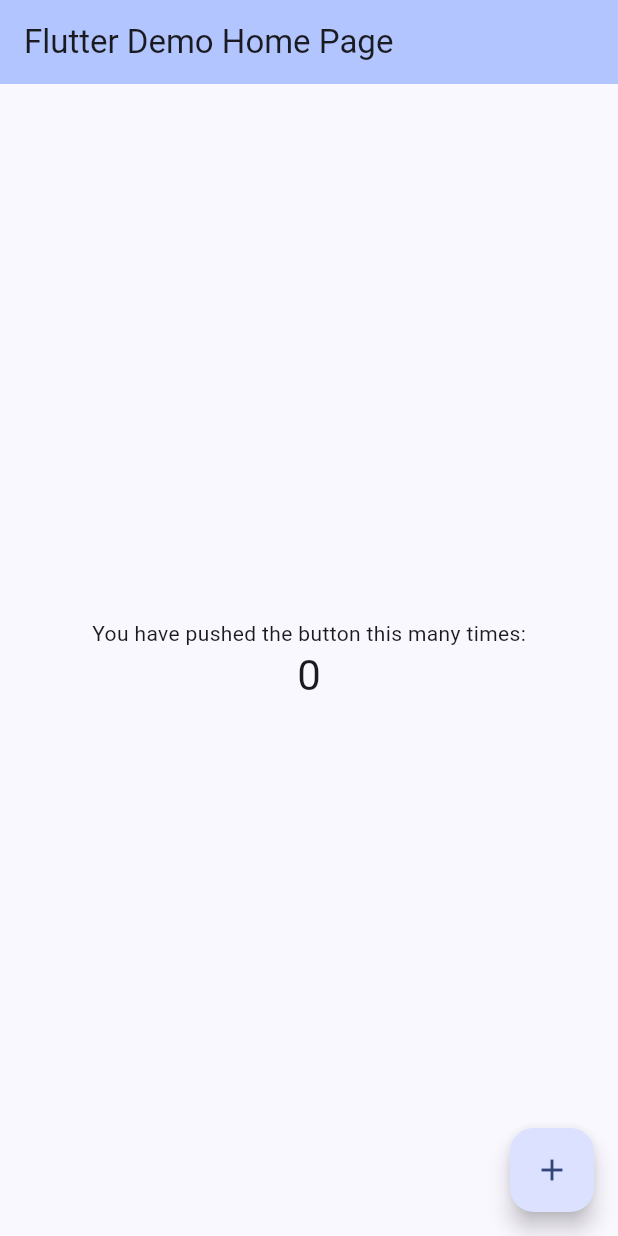
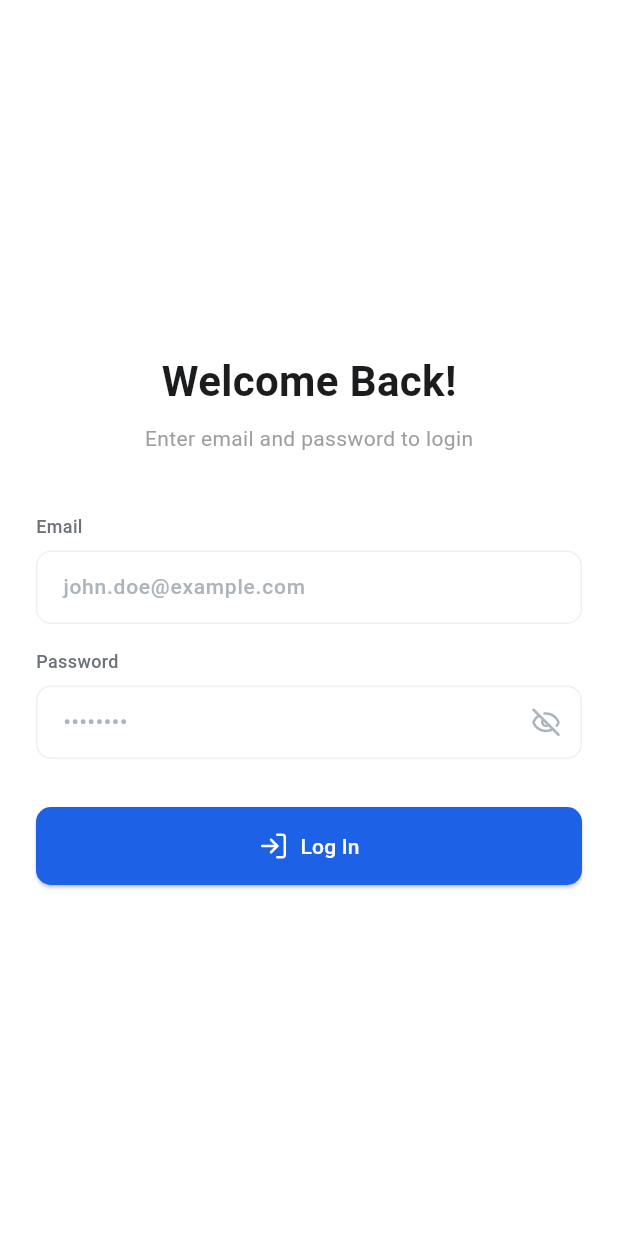
Before and after one commit to aliyansajid/rotorsync-admin, a Flutter app: the screen it shows after launch, on a phone screen of 412 x 824 dp. Run offline on Flutter 3.47's test engine with Material 3 defaults, Android fonts, the phone set to English and light mode, and no system bars; our stand-ins replace firebase_auth, firebase_core, lucide_icons; accounts and stored records are empty.

Commit message:
Implement login functionality with Firebase Authentication

```diff
--- /dev/null
+++ b/client/lib/constants/colors.dart
@@ -0,0 +1,22 @@
+import 'package:flutter/material.dart';
+
+class AppColors {
+  // Primary Colors
+  static const Color primary = Color(0xFF1D61E7);
+  static const Color secondary = Color(0xFF1A1C1E);
+  static const Color text = Color(0xFF9E9E9E);
+  static const Color accent = Color(0xFFE3ECFC);
+
+  // Neutral Colors
+  static const Color black = Color(0xFF1A1C1E);
+  static const Color white = Color(0xFFFFFFFF);
+  static const Color red = Color(0xFFF44336);
+  static const Color green = Color(0xFF4CAF50);
+  static const Color grey = Color(0xFF9E9E9E);
+  static const Color coolGrey = Color(0xFFACB5BB);
+  static const Color slateGrey = Color(0xFF6C7278);
+  static const Color offWhite = Color(0xFFEDF1F3);
+
+  // Background Colors
+  static const Color background = Color(0xFFF5F5F5);
+}
--- /dev/null
+++ b/client/lib/controllers/login_controller.dart
@@ -0,0 +1,19 @@
+import 'package:firebase_auth/firebase_auth.dart';
+
+class LoginController {
+  final FirebaseAuth _auth = FirebaseAuth.instance;
+
+  Future<void> login(String email, String password) async {
+    try {
+      await _auth.signInWithEmailAndPassword(email: email, password: password);
+    } on FirebaseAuthException catch (e) {
+      if (e.code == 'user-not-found' ||
+          e.code == 'wrong-password' ||
+          e.code == 'invalid-credential') {
+        throw "Invalid email or password";
+      } else {
+        throw "An error occurred. Please try again.";
+      }
+    }
+  }
+}
--- a/client/lib/main.dart
+++ b/client/lib/main.dart
@@ -1,7 +1,9 @@
 import 'package:flutter/material.dart';
+import './constants/colors.dart';
 import './config/firebase_config.dart';
 import 'package:firebase_core/firebase_core.dart';
 import 'package:flutter/foundation.dart';
+import 'screens/login_screen.dart';
 
 void main() async {
   WidgetsFlutterBinding.ensureInitialized();
@@ -18,98 +20,15 @@ class MyApp extends StatelessWidget {
       title: 'Admin',
       debugShowCheckedModeBanner: false,
       theme: ThemeData(
-        colorScheme: ColorScheme.fromSeed(seedColor: Color(0xFF1D61E7)),
+        colorScheme: ColorScheme.fromSeed(seedColor: AppColors.primary),
         useMaterial3: true,
+        textSelectionTheme: TextSelectionThemeData(
+          cursorColor: AppColors.primary,
+          selectionColor: AppColors.primary.withOpacity(0.5),
+          selectionHandleColor: AppColors.primary,
+        ),
       ),
-      home: const MyHomePage(title: 'Flutter Demo Home Page'),
+      home: const LoginScreen(),
     );
   }
 }
-
-class MyHomePage extends StatefulWidget {
-  const MyHomePage({super.key, required this.title});
-
-  // This widget is the home page of your application. It is stateful, meaning
-  // that it has a State object (defined below) that contains fields that affect
-  // how it looks.
-
-  // This class is the configuration for the state. It holds the values (in this
-  // case the title) provided by the parent (in this case the App widget) and
-  // used by the build method of the State. Fields in a Widget subclass are
-  // always marked "final".
-
-  final String title;
-
-  @override
-  State<MyHomePage> createState() => _MyHomePageState();
-}
-
-class _MyHomePageState extends State<MyHomePage> {
-  int _counter = 0;
-
-  void _incrementCounter() {
-    setState(() {
-      // This call to setState tells the Flutter framework that something has
-      // changed in this State, which causes it to rerun the build method below
-      // so that the display can reflect the updated values. If we changed
-      // _counter without calling setState(), then the build method would not be
-      // called again, and so nothing would appear to happen.
-      _counter++;
-    });
-  }
-
-  @override
-  Widget build(BuildContext context) {
-    // This method is rerun every time setState is called, for instance as done
-    // by the _incrementCounter method above.
-    //
-    // The Flutter framework has been optimized to make rerunning build methods
-    // fast, so that you can just rebuild anything that needs updating rather
-    // than having to individually change instances of widgets.
-    return Scaffold(
-      appBar: AppBar(
-        // TRY THIS: Try changing the color here to a specific color (to
-        // Colors.amber, perhaps?) and trigger a hot reload to see the AppBar
-        // change color while the other colors stay the same.
-        backgroundColor: Theme.of(context).colorScheme.inversePrimary,
-        // Here we take the value from the MyHomePage object that was created by
-        // the App.build method, and use it to set our appbar title.
-        title: Text(widget.title),
-      ),
-      body: Center(
-        // Center is a layout widget. It takes a single child and positions it
-        // in the middle of the parent.
-        child: Column(
-          // Column is also a layout widget. It takes a list of children and
-          // arranges them vertically. By default, it sizes itself to fit its
-          // children horizontally, and tries to be as tall as its parent.
-          //
-          // Column has various properties to control how it sizes itself and
-          // how it positions its children. Here we use mainAxisAlignment to
-          // center the children vertically; the main axis here is the vertical
-          // axis because Columns are vertical (the cross axis would be
-          // horizontal).
-          //
-          // TRY THIS: Invoke "debug painting" (choose the "Toggle Debug Paint"
-          // action in the IDE, or press "p" in the console), to see the
-          // wireframe for each widget.
-          mainAxisAlignment: MainAxisAlignment.center,
-          children: <Widget>[
-            const Text(
-              'You have pushed the button this many times:',
-            ),
-            Text(
-              '$_counter',
-              style: Theme.of(context).textTheme.headlineMedium,
-            ),
-          ],
-        ),
-      ),
-      floatingActionButton: FloatingActionButton(
-        onPressed: _incrementCounter,
-        tooltip: 'Increment',
-        child: const Icon(Icons.add),
-      ), // This trailing comma makes auto-formatting nicer for build methods.
-    );
-  }
-}
--- /dev/null
+++ b/client/lib/screens/home_screen.dart
@@ -0,0 +1,77 @@
+import 'package:flutter/material.dart';
+import 'package:firebase_auth/firebase_auth.dart';
+import 'login_screen.dart';
+
+class HomeScreen extends StatefulWidget {
+  const HomeScreen({super.key});
+
+  @override
+  State<HomeScreen> createState() => _HomeScreenState();
+}
+
+class _HomeScreenState extends State<HomeScreen> {
+  final FirebaseAuth _auth = FirebaseAuth.instance;
+  User? _user;
+
+  @override
+  void initState() {
+    super.initState();
+    _getUser();
+  }
+
+  // Fetch the current user
+  void _getUser() {
+    _user = _auth.currentUser;
+    setState(() {});
+  }
+
+  // Handle logout
+  Future<void> _logout() async {
+    await _auth.signOut();
+    if (!mounted) return;
+
+    // Navigate back to the LoginScreen
+    Navigator.pushReplacement(
+      context,
+      MaterialPageRoute(builder: (_) => const LoginScreen()),
+    );
+  }
+
+  @override
+  Widget build(BuildContext context) {
+    return Scaffold(
+      appBar: AppBar(
+        title: const Text('Home'),
+        actions: [
+          IconButton(
+            icon: const Icon(Icons.logout),
+            onPressed: _logout,
+          ),
+        ],
+      ),
+      body: Center(
+        child: Column(
+          mainAxisAlignment: MainAxisAlignment.center,
+          children: [
+            if (_user != null && _user!.email != null)
+              Text(
+                'Logged in as: ${_user!.email}',
+                style:
+                    const TextStyle(fontSize: 18, fontWeight: FontWeight.bold),
+              )
+            else
+              const Text(
+                'No user logged in',
+                style: TextStyle(fontSize: 18, fontWeight: FontWeight.bold),
+              ),
+            const SizedBox(height: 20),
+            ElevatedButton(
+              onPressed: _logout,
+              child: const Text('Log Out'),
+            ),
+          ],
+        ),
+      ),
+    );
+  }
+}
--- /dev/null
+++ b/client/lib/screens/login_screen.dart
@@ -0,0 +1,163 @@
+import 'package:flutter/material.dart';
+import 'package:lucide_icons/lucide_icons.dart';
+import '../controllers/login_controller.dart';
+import '../screens/home_screen.dart';
+import '../constants/colors.dart';
+import '../utils/validators.dart';
+import '../widgets/label.dart';
+import '../widgets/input_field.dart';
+import '../widgets/custom_button.dart';
+
+class LoginScreen extends StatelessWidget {
+  const LoginScreen({super.key});
+
+  @override
+  Widget build(BuildContext context) {
+    return Scaffold(
+      backgroundColor: Colors.white,
+      body: GestureDetector(
+        onTap: () => FocusScope.of(context).unfocus(),
+        child: const Center(
+          child: SingleChildScrollView(
+            padding: EdgeInsets.all(24.0),
+            child: Column(
+              children: [
+                _WelcomeMessage(),
+                SizedBox(height: 40),
+                _LoginForm(),
+              ],
+            ),
+          ),
+        ),
+      ),
+    );
+  }
+}
+
+// Welcome message widget
+class _WelcomeMessage extends StatelessWidget {
+  const _WelcomeMessage();
+
+  @override
+  Widget build(BuildContext context) {
+    return const Column(
+      children: [
+        Text(
+          "Welcome Back!",
+          style: TextStyle(
+            fontSize: 28,
+            fontWeight: FontWeight.bold,
+            color: AppColors.secondary,
+          ),
+        ),
+        SizedBox(height: 8),
+        Text(
+          "Enter email and password to login",
+          style: TextStyle(
+            fontSize: 14,
+            color: AppColors.grey,
+          ),
+        ),
+      ],
+    );
+  }
+}
+
+// Login form widget
+class _LoginForm extends StatefulWidget {
+  const _LoginForm();
+
+  @override
+  _LoginFormState createState() => _LoginFormState();
+}
+
+class _LoginFormState extends State<_LoginForm> {
+  final TextEditingController _emailController = TextEditingController();
+  final TextEditingController _passwordController = TextEditingController();
+  final GlobalKey<FormState> _formKey = GlobalKey<FormState>();
+  final FocusNode _emailFocusNode = FocusNode();
+  final FocusNode _passwordFocusNode = FocusNode();
+
+  bool _isLoading = false;
+  String? _errorMessage;
+
+  final LoginController _loginController = LoginController();
+
+  // Handle login
+  Future<void> _login() async {
+    setState(() => _errorMessage = null);
+
+    if (!_formKey.currentState!.validate()) return;
+
+    setState(() => _isLoading = true);
+
+    try {
+      await _loginController.login(
+        _emailController.text.trim(),
+        _passwordController.text.trim(),
+      );
+
+      if (!mounted) return;
+
+      Navigator.pushReplacement(
+        context,
+        MaterialPageRoute(builder: (_) => const HomeScreen()),
+      );
+    } catch (e) {
+      setState(() => _errorMessage = e.toString());
+      _formKey.currentState!.validate();
+    } finally {
+      if (mounted) setState(() => _isLoading = false);
+    }
+  }
+
+  // Clear error messages
+  void _clearErrors() {
+    if (_errorMessage != null) {
+      setState(() => _errorMessage = null);
+    }
+  }
+
+  @override
+  Widget build(BuildContext context) {
+    return Form(
+      key: _formKey,
+      autovalidateMode: AutovalidateMode.onUserInteraction,
+      child: Column(
+        crossAxisAlignment: CrossAxisAlignment.start,
+        children: [
+          const Label(text: "Email"),
+          const SizedBox(height: 8),
+          InputField(
+            controller: _emailController,
+            hintText: "john.doe@example.com",
+            focusNode: _emailFocusNode,
+            keyboardType: TextInputType.emailAddress,
+            validator: (value) =>
+                _errorMessage ?? Validators.validateEmail(value),
+            onChanged: (_) => _clearErrors(),
+          ),
+          const SizedBox(height: 16),
+          const Label(text: "Password"),
+          const SizedBox(height: 8),
+          InputField(
+            controller: _passwordController,
+            hintText: "••••••••",
+            focusNode: _passwordFocusNode,
+            isPassword: true,
+            validator: (value) =>
+                _errorMessage ?? Validators.validatePassword(value),
+            onChanged: (_) => _clearErrors(),
+          ),
+          const SizedBox(height: 32),
+          CustomButton(
+            text: "Log In",
+            icon: LucideIcons.logIn,
+            isLoading: _isLoading,
+            onPressed: _isLoading ? null : _login,
+          ),
+        ],
+      ),
+    );
+  }
+}
--- /dev/null
+++ b/client/lib/utils/validators.dart
@@ -0,0 +1,26 @@
+class Validators {
+  // Email validation
+  static String? validateEmail(String? value) {
+    if (value == null || value.isEmpty) return 'Email is required';
+
+    final emailRegex =
+        RegExp(r'^[a-zA-Z0-9._%+-]+@[a-zA-Z0-9.-]+\.[a-zA-Z]{2,}$');
+
+    if (!emailRegex.hasMatch(value)) {
+      return 'Please enter a valid email address';
+    }
+
+    if (value.contains('..') || value.endsWith('.')) {
+      return 'Invalid email format';
+    }
+
+    return null;
+  }
+
+  // Password validation
+  static String? validatePassword(String? value) {
+    if (value == null || value.isEmpty) return 'Password is required';
+    if (value.length < 8) return 'Password must be at least 8 characters';
+    return null;
+  }
+}
--- /dev/null
+++ b/client/lib/widgets/custom_button.dart
@@ -0,0 +1,80 @@
+import 'package:flutter/material.dart';
+import '../constants/colors.dart';
+
+class CustomButton extends StatelessWidget {
+  final String text;
+  final IconData icon;
+  final bool isLoading;
+  final VoidCallback? onPressed;
+  final bool isDestructive;
+
+  const CustomButton({
+    super.key,
+    required this.text,
+    required this.icon,
+    required this.isLoading,
+    required this.onPressed,
+    this.isDestructive = false,
+  });
+
+  @override
+  Widget build(BuildContext context) {
+    return SizedBox(
+      width: double.infinity,
+      height: 52,
+      child: ElevatedButton(
+        style: _buttonStyle(),
+        onPressed: isLoading ? null : onPressed,
+        child: isLoading ? _buildLoadingIndicator() : _buildButtonContent(),
+      ),
+    );
+  }
+
+  // Button style
+  ButtonStyle _buttonStyle() {
+    return ElevatedButton.styleFrom(
+      shape: RoundedRectangleBorder(
+        borderRadius: BorderRadius.circular(10),
+      ),
+      backgroundColor: _buttonColor(),
+    );
+  }
+
+  // Button color
+  Color _buttonColor() {
+    if (isLoading) return AppColors.offWhite;
+    if (isDestructive) return AppColors.red;
+    return AppColors.primary;
+  }
+
+  // Loading indicator
+  Widget _buildLoadingIndicator() {
+    return const SizedBox(
+      width: 24,
+      height: 24,
+      child: CircularProgressIndicator(
+        color: AppColors.white,
+        strokeWidth: 2,
+      ),
+    );
+  }
+
+  // Button content
+  Widget _buildButtonContent() {
+    return Row(
+      mainAxisSize: MainAxisSize.min,
+      children: [
+        Icon(icon, color: AppColors.white, size: 20),
+        const SizedBox(width: 8),
+        Text(
+          text,
+          style: const TextStyle(
+            fontSize: 14,
+            fontWeight: FontWeight.w500,
+            color: AppColors.white,
+          ),
+        ),
+      ],
+    );
+  }
+}
--- /dev/null
+++ b/client/lib/widgets/input_field.dart
@@ -0,0 +1,134 @@
+import 'package:flutter/material.dart';
+import 'package:lucide_icons/lucide_icons.dart';
+import '../constants/colors.dart';
+
+class InputField extends StatefulWidget {
+  final TextEditingController? controller;
+  final String hintText;
+  final FocusNode? focusNode;
+  final TextInputType keyboardType;
+  final bool isPassword;
+  final String? Function(String?)? validator;
+  final bool enabled;
+  final List<String>? items;
+  final String? value;
+  final void Function(String?)? onChanged;
+
+  const InputField({
+    super.key,
+    this.controller,
+    required this.hintText,
+    this.focusNode,
+    this.keyboardType = TextInputType.text,
+    this.isPassword = false,
+    this.validator,
+    this.enabled = true,
+    this.items,
+    this.value,
+    this.onChanged,
+  });
+
+  @override
+  InputFieldState createState() => InputFieldState();
+}
+
+class InputFieldState extends State<InputField> {
+  late bool _isPasswordVisible;
+
+  @override
+  void initState() {
+    super.initState();
+    _isPasswordVisible = !widget.isPassword;
+  }
+
+  @override
+  Widget build(BuildContext context) {
+    return widget.items == null ? _buildTextInput() : _buildDropdown();
+  }
+
+  Widget _buildTextInput() {
+    return TextFormField(
+      controller: widget.controller,
+      focusNode: widget.focusNode,
+      obscureText: widget.isPassword && !_isPasswordVisible,
+      keyboardType: widget.keyboardType,
+      validator: widget.validator,
+      enabled: widget.enabled,
+      decoration: _buildInputDecoration(
+        suffixIcon: widget.isPassword ? _buildPasswordVisibilityToggle() : null,
+      ),
+      style: _buildTextStyle(),
+    );
+  }
+
+  Widget _buildDropdown() {
+    return DropdownButtonFormField<String>(
+      value: widget.value,
+      items: widget.items
+          ?.map((item) => DropdownMenuItem(
+                value: item,
+                child: Text(item),
+              ))
+          .toList(),
+      onChanged: widget.enabled ? widget.onChanged : null,
+      decoration: _buildInputDecoration(),
+      style: _buildTextStyle(),
+    );
+  }
+
+  Widget _buildPasswordVisibilityToggle() {
+    return IconButton(
+      icon: Icon(
+        _isPasswordVisible ? LucideIcons.eye : LucideIcons.eyeOff,
+        color: AppColors.coolGrey,
+        size: 20,
+      ),
+      onPressed: widget.enabled
+          ? () {
+              setState(() {
+                _isPasswordVisible = !_isPasswordVisible;
+              });
+            }
+          : null,
+    );
+  }
+
+  InputDecoration _buildInputDecoration({Widget? suffixIcon}) {
+    return InputDecoration(
+      hintText: widget.hintText,
+      hintStyle: const TextStyle(color: AppColors.coolGrey, fontSize: 14),
+      filled: true,
+      fillColor: widget.enabled ? AppColors.white : AppColors.offWhite,
+      border: _buildBorder(AppColors.offWhite),
+      enabledBorder: _buildBorder(AppColors.offWhite),
+      disabledBorder: _buildBorder(AppColors.offWhite),
+      focusedBorder: _buildBorder(AppColors.primary, width: 2),
+      errorStyle: const TextStyle(
+        color: AppColors.red,
+        fontWeight: FontWeight.w500,
+      ),
+      errorBorder: _buildBorder(
+        AppColors.red,
+      ),
+      focusedErrorBorder: _buildBorder(AppColors.red, width: 2),
+      contentPadding:
+          const EdgeInsets.symmetric(horizontal: 14.0, vertical: 14.0),
+      suffixIcon: suffixIcon,
+    );
+  }
+
+  OutlineInputBorder _buildBorder(Color color, {double width = 1}) {
+    return OutlineInputBorder(
+      borderRadius: BorderRadius.circular(10),
+      borderSide: BorderSide(color: color, width: width),
+    );
+  }
+
+  TextStyle _buildTextStyle() {
+    return TextStyle(
+      fontSize: 14,
+      fontWeight: FontWeight.w500,
+      color: widget.enabled ? AppColors.black : AppColors.coolGrey,
+    );
+  }
+}
--- /dev/null
+++ b/client/lib/widgets/label.dart
@@ -0,0 +1,29 @@
+import 'package:flutter/material.dart';
+import '../constants/colors.dart';
+
+class Label extends StatelessWidget {
+  final String text;
+  final double fontSize;
+  final FontWeight fontWeight;
+  final Color color;
+
+  const Label({
+    super.key,
+    required this.text,
+    this.fontSize = 12,
+    this.fontWeight = FontWeight.w500,
+    this.color = AppColors.slateGrey,
+  });
+
+  @override
+  Widget build(BuildContext context) {
+    return Text(
+      text,
+      style: TextStyle(
+        fontSize: fontSize,
+        fontWeight: fontWeight,
+        color: color,
+      ),
+    );
+  }
+}
--- a/client/pubspec.yaml
+++ b/client/pubspec.yaml
@@ -15,6 +15,9 @@ dependencies:
   cupertino_icons: ^1.0.8
   firebase_core: ^3.10.1
   flutter_launcher_icons: ^0.14.3
+  lucide_icons: ^0.257.0
+  http: ^1.3.0
+  firebase_auth: ^5.5.1
 
 dev_dependencies:
   flutter_test:
```
Also changed, not shown: client/pubspec.lock, 6 other files.
